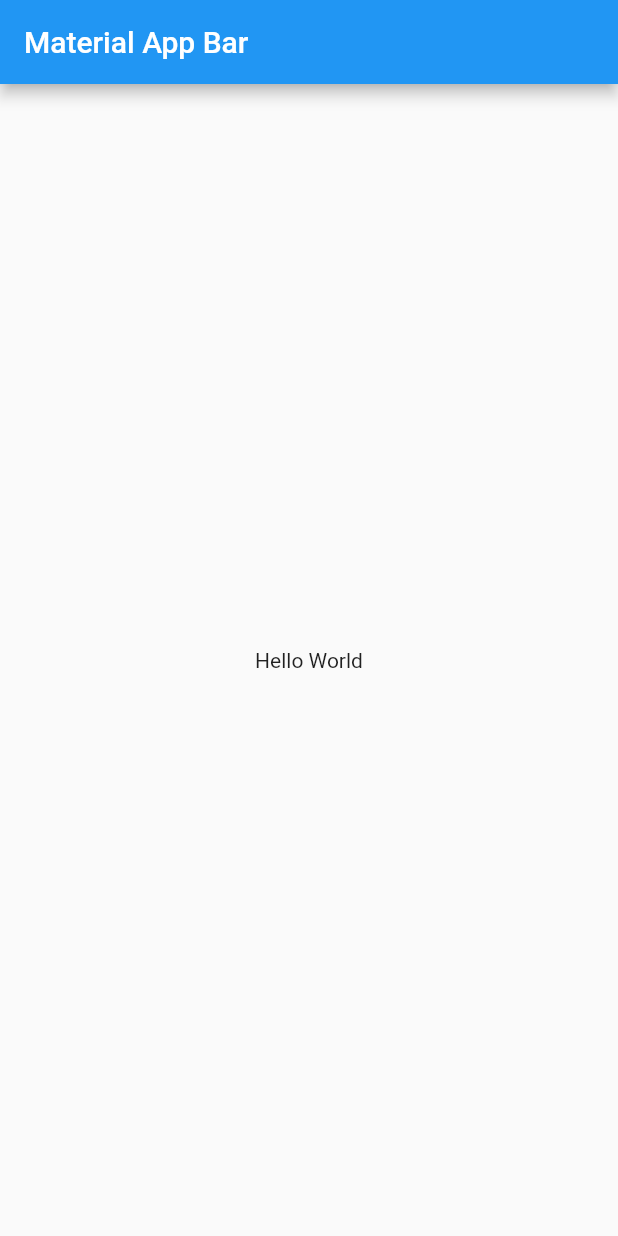
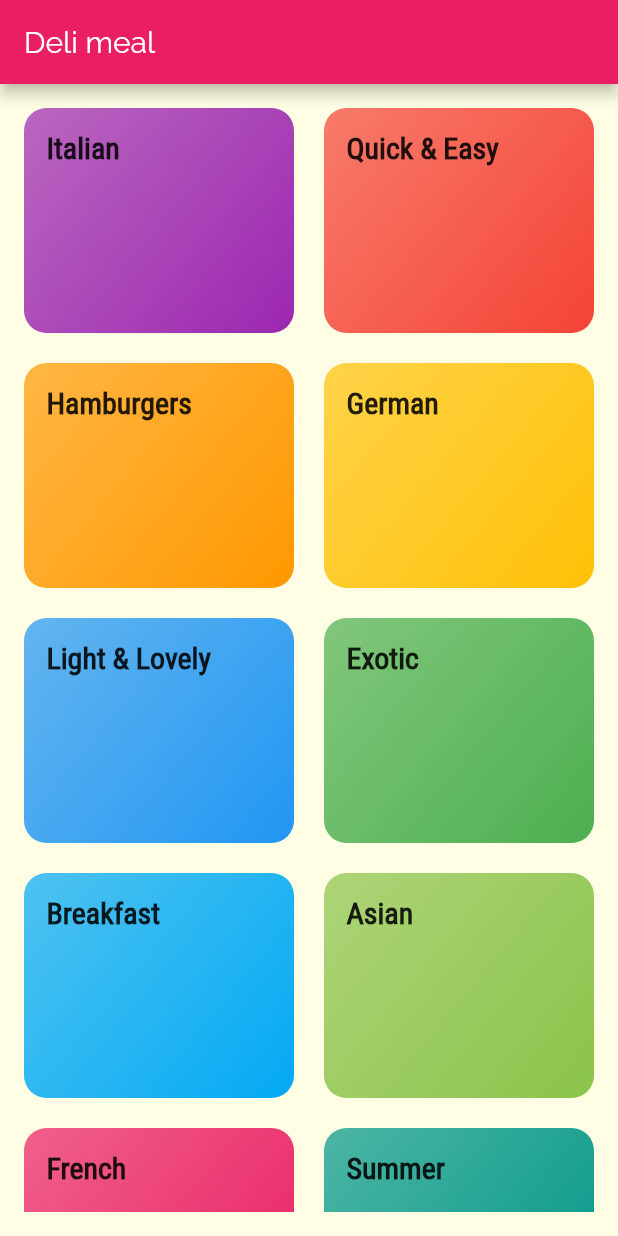
Before and after one commit to MiguelJardinez/deli-meal-flutter, a Flutter app: the screen it shows after launch, on a phone screen of 412 x 824 dp. Run offline on Flutter 3.47's test engine with Material 2 defaults, Android fonts, the phone set to English and light mode, and no system bars.

Commit message:
add navigations to app

```diff
--- a/lib/main.dart
+++ b/lib/main.dart
@@ -1,3 +1,6 @@
+import 'package:deli_meal/src/pages/category_meal_page.dart';
+import 'package:deli_meal/src/pages/catetegories_page.dart';
+
 import 'package:flutter/material.dart';
 
 void main() => runApp(MyApp());
@@ -6,17 +9,26 @@ class MyApp extends StatelessWidget {
   @override
   Widget build(BuildContext context) {
     return MaterialApp(
-      title: 'Material App',
-      home: Scaffold(
-        appBar: AppBar(
-          title: Text('Material App Bar'),
-        ),
-        body: Center(
-          child: Container(
-            child: Text('Hello World'),
-          ),
-        ),
+      debugShowCheckedModeBanner: false,
+      title: 'Deli meal',
+      theme: ThemeData(
+        primaryColor: Colors.pink,
+        accentColor: Colors.amber,
+        canvasColor: Color.fromRGBO(255, 254, 229, 1),
+        fontFamily: 'Raleway',
+        textTheme: ThemeData.light().textTheme.copyWith(
+              body1: TextStyle(color: Color.fromRGBO(20, 51, 51, 1)),
+              body2: TextStyle(color: Color.fromRGBO(20, 51, 51, 1)),
+              title: TextStyle(
+                  fontSize: 20,
+                  fontFamily: 'RobotoCondensed',
+                  fontWeight: FontWeight.bold),
+            ),
       ),
+      home: CategoryPage(),
+      routes: {
+        CategoryMealPage.routName: (BuildContext context) => CategoryMealPage(),
+      },
     );
   }
 }
--- /dev/null
+++ b/lib/src/models/Category.dart
@@ -0,0 +1,13 @@
+import 'package:flutter/material.dart';
+
+class Category {
+  final String id;
+  final String title;
+  final Color color;
+
+  Category({
+    @required this.id,
+    @required this.title,
+    this.color = Colors.orange,
+  });
+}
--- /dev/null
+++ b/lib/src/pages/category_meal_page.dart
@@ -0,0 +1,21 @@
+import 'package:flutter/material.dart';
+
+class CategoryMealPage extends StatelessWidget {
+  static const routName = '/category-meal';
+  @override
+  Widget build(BuildContext context) {
+    final routeArgs =
+        ModalRoute.of(context).settings.arguments as Map<String, String>;
+    final categoryTitle = routeArgs['title'];
+    final categoryId = routeArgs['id'];
+    print(routeArgs);
+    return Scaffold(
+      appBar: AppBar(
+        title: Text(categoryTitle),
+      ),
+      body: Center(
+        child: Text('Meal Page'),
+      ),
+    );
+  }
+}
--- /dev/null
+++ b/lib/src/pages/catetegories_page.dart
@@ -0,0 +1,33 @@
+import 'package:deli_meal/src/utils/dummy_data.dart';
+import 'package:deli_meal/src/widgets/category_item.dart';
+import 'package:flutter/material.dart';
+
+class CategoryPage extends StatelessWidget {
+  static const routName = '/';
+  const CategoryPage({Key key}) : super(key: key);
+
+  @override
+  Widget build(BuildContext context) {
+    return Scaffold(
+      appBar: AppBar(
+        title: Text('Deli meal'),
+      ),
+      body: Container(
+        padding: EdgeInsets.all(16),
+        child: GridView(
+          gridDelegate: SliverGridDelegateWithMaxCrossAxisExtent(
+            mainAxisExtent: 150,
+            childAspectRatio: 3 / 2,
+            crossAxisSpacing: 20,
+            mainAxisSpacing: 20,
+            maxCrossAxisExtent: 200.0,
+          ),
+          children: dummyData
+              .map((category) =>
+                  CategoryItem(category.id, category.title, category.color))
+              .toList(),
+        ),
+      ),
+    );
+  }
+}
--- /dev/null
+++ b/lib/src/pages/home_page.dart
@@ -0,0 +1,17 @@
+import 'package:flutter/material.dart';
+
+class HomePage extends StatelessWidget {
+  const HomePage({Key key}) : super(key: key);
+
+  @override
+  Widget build(BuildContext context) {
+    return Scaffold(
+      appBar: AppBar(
+        title: Text('Home'),
+      ),
+      body: Center(
+        child: Text('Iniciando el proyecto'),
+      ),
+    );
+  }
+}
--- /dev/null
+++ b/lib/src/utils/dummy_data.dart
@@ -0,0 +1,55 @@
+import 'package:deli_meal/src/models/Category.dart';
+import 'package:flutter/material.dart';
+
+List<Category> dummyData = [
+  Category(
+    id: 'c1',
+    title: 'Italian',
+    color: Colors.purple,
+  ),
+  Category(
+    id: 'c2',
+    title: 'Quick & Easy',
+    color: Colors.red,
+  ),
+  Category(
+    id: 'c3',
+    title: 'Hamburgers',
+    color: Colors.orange,
+  ),
+  Category(
+    id: 'c4',
+    title: 'German',
+    color: Colors.amber,
+  ),
+  Category(
+    id: 'c5',
+    title: 'Light & Lovely',
+    color: Colors.blue,
+  ),
+  Category(
+    id: 'c6',
+    title: 'Exotic',
+    color: Colors.green,
+  ),
+  Category(
+    id: 'c7',
+    title: 'Breakfast',
+    color: Colors.lightBlue,
+  ),
+  Category(
+    id: 'c8',
+    title: 'Asian',
+    color: Colors.lightGreen,
+  ),
+  Category(
+    id: 'c9',
+    title: 'French',
+    color: Colors.pink,
+  ),
+  Category(
+    id: 'c10',
+    title: 'Summer',
+    color: Colors.teal,
+  ),
+];
--- /dev/null
+++ b/lib/src/widgets/category_item.dart
@@ -0,0 +1,39 @@
+import 'package:deli_meal/src/pages/category_meal_page.dart';
+import 'package:flutter/material.dart';
+
+class CategoryItem extends StatelessWidget {
+  final String id;
+  final String title;
+  final Color color;
+
+  CategoryItem(this.id, this.title, this.color);
+  void selectCategory(BuildContext context) {
+    Navigator.of(context).pushNamed(
+      CategoryMealPage.routName,
+      arguments: {'id': id, 'title': title},
+    );
+  }
+
+  @override
+  Widget build(BuildContext context) {
+    return InkWell(
+      splashColor: Theme.of(context).primaryColor,
+      borderRadius: BorderRadius.circular(15),
+      onTap: () => selectCategory(context),
+      child: Container(
+        padding: EdgeInsets.all(15),
+        decoration: BoxDecoration(
+          gradient: LinearGradient(colors: [
+            color.withOpacity(0.7),
+            color,
+          ], begin: Alignment.topLeft, end: Alignment.bottomRight),
+          borderRadius: BorderRadius.circular(15),
+        ),
+        child: Text(
+          title,
+          style: Theme.of(context).textTheme.title,
+        ),
+      ),
+    );
+  }
+}
```
Also changed, not shown: pubspec.yaml (+17 -11 lines), assets/fonts/Raleway-Black.ttf (added), assets/fonts/Raleway-Bold.ttf (added), assets/fonts/Raleway-Regular.ttf (added), assets/fonts/RobotoCondensed-Bold.ttf (added), assets/fonts/RobotoCondensed-Italic.ttf (added), assets/fonts/RobotoCondensed-Light.ttf (added), assets/fonts/RobotoCondensed-Regular.ttf (added).
